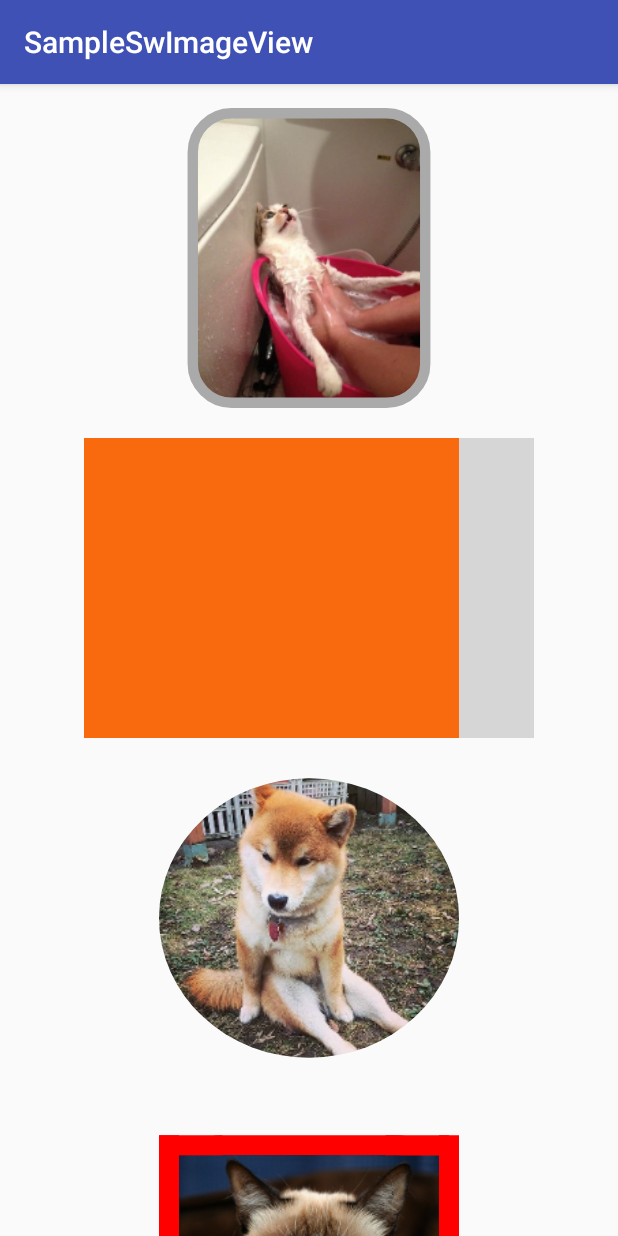
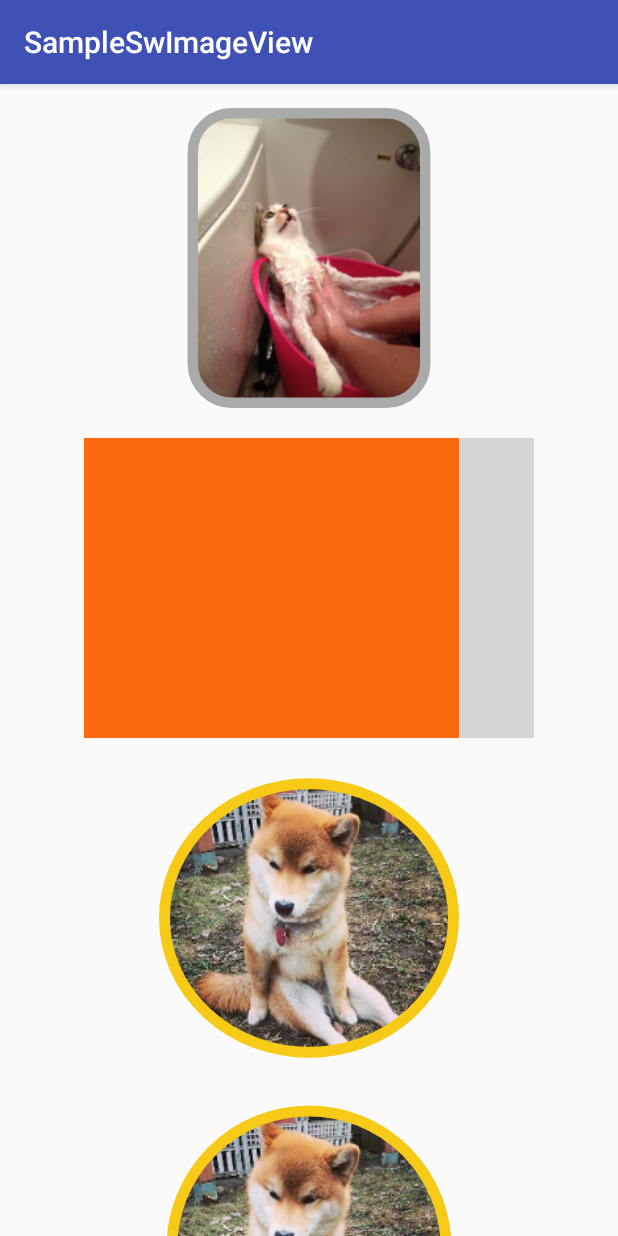
Before and after one commit to hellob5code/SwImageView, an Android app: the screen it shows after launch (SampleActivity), on a phone screen of 412 x 824 dp. Run offline under Robolectric (Android 15) with nearby library versions, the phone set to English and light mode, and no system bars; our stand-ins replace Picasso; pictures from the network do not load.

Commit message:
[Features] apply Shape type modes. it has `RECTANGLE`, `OVAL`, `CIRCLE`.

```diff
--- a/app/src/main/java/kr/swkang/sampleswimageview/SampleActivity.java
+++ b/app/src/main/java/kr/swkang/sampleswimageview/SampleActivity.java
@@ -34,7 +34,6 @@ public class SampleActivity
 
     SwImageView siv4 = (SwImageView) findViewById(R.id.siv_4);
     siv4.setImageResource(R.drawable.sample_img_3);
-    siv4.setRoundedCorner(CornerType.BOTTOM_RIGHT, 40);
     siv4.setBorderColor(Color.RED);
     siv4.setBorderWidth(15);
     siv4.setTransitionDuration(200);
--- a/app/src/main/res/layout/activity_sample.xml
+++ b/app/src/main/res/layout/activity_sample.xml
@@ -51,16 +51,33 @@
          app:siv_transition_duration="1000"/>
 
       <kr.swkang.swimageview.SwImageView
+         android:layout_width="200dp"
+         android:layout_height="200dp"
+         android:layout_marginBottom="20dp"
+         android:clickable="true"
+         android:src="@drawable/sample_img_2"
+         app:siv_border_color="#F7CA18"
+         app:siv_border_width="5dp"
+         app:siv_click_color="#80000000"
+         app:siv_click_enter_duration="100"
+         app:siv_click_exit_duration="150"
+         app:siv_enable_transition="true"
+         app:siv_shapetype="oval"
+         app:siv_transition_duration="500"/>
+
+      <kr.swkang.swimageview.SwImageView
          android:id="@+id/siv_3"
          android:layout_width="200dp"
          android:layout_height="200dp"
          android:layout_marginBottom="20dp"
          android:clickable="true"
+         app:siv_border_color="#F7CA18"
+         app:siv_border_width="5dp"
          app:siv_click_color="#80000000"
          app:siv_click_enter_duration="100"
          app:siv_click_exit_duration="150"
          app:siv_enable_transition="true"
-         app:siv_is_oval="true"
+         app:siv_shapetype="circle"
          app:siv_transition_duration="500"/>
 
       <kr.swkang.swimageview.SwImageView
--- a/swimageview/src/main/java/kr/swkang/swimageview/SwImageView.java
+++ b/swimageview/src/main/java/kr/swkang/swimageview/SwImageView.java
@@ -28,6 +28,7 @@ import kr.swkang.swimageview.utils.ArgbEvaluatorCompat;
 import kr.swkang.swimageview.utils.CornerType;
 import kr.swkang.swimageview.utils.RoundedDrawable;
 import kr.swkang.swimageview.utils.RoundedDrawableParams;
+import kr.swkang.swimageview.utils.ShapeType;
 
 /**
  * @author KangSung-Woo
@@ -102,9 +103,9 @@ public class SwImageView
         roundedDrawableParams.setBorderColorList(borderColor);
       }
 
-      // is oval image
-      final boolean isOval = a.getBoolean(R.styleable.SwImageView_siv_is_oval, false);
-      roundedDrawableParams.setOvalImage(isOval);
+      // get shape type
+      final int shapeTypeValue = a.getInt(R.styleable.SwImageView_siv_shapetype, ShapeType.RECTANGLE.getValue());
+      roundedDrawableParams.setShapeType(ShapeType.parseFromValue(shapeTypeValue));
 
       // x, y tile mode
       final int tileModeValue = a.getInt(R.styleable.SwImageView_siv_tileMode, -1);
@@ -174,7 +175,7 @@ public class SwImageView
           .setCorner(roundedDrawableParams.getCornerType(), roundedDrawableParams.getCornerRadius())
           .setBorderWidth(roundedDrawableParams.getBorderWidth())
           .setBorderColor(roundedDrawableParams.getBorderColor())
-          .setOval(roundedDrawableParams.isOval())
+          .setShapeType(roundedDrawableParams.getShapeType())
           .setTileModeX(roundedDrawableParams.getTileModeX())
           .setTileModeY(roundedDrawableParams.getTileModeY());
 
@@ -241,9 +242,9 @@ public class SwImageView
     invalidate();
   }
 
-  public void setOvalImage(boolean isOval) {
+  public void setShapeType(@NonNull ShapeType shapeType) {
     if (roundedDrawableParams != null) {
-      roundedDrawableParams.setOvalImage(isOval);
+      roundedDrawableParams.setShapeType(shapeType);
     }
     updateRoundedDrawableParameters(drawable);
     invalidate();
--- a/swimageview/src/main/java/kr/swkang/swimageview/utils/RoundedDrawable.java
+++ b/swimageview/src/main/java/kr/swkang/swimageview/utils/RoundedDrawable.java
@@ -15,7 +15,6 @@
 *
 * 참고:
 * https://github.com/vinc3m1/RoundedImageView/blob/master/roundedimageview/src/main/java/com/makeramen/roundedimageview/RoundedDrawable.java
-*
 */
 
 package kr.swkang.swimageview.utils;
@@ -67,7 +66,7 @@ public class RoundedDrawable
   private float      cornerRadius;
   private RectF rectCorners = new RectF();
 
-  private boolean             mOval        = false;
+  private ShapeType           shapeType    = ShapeType.RECTANGLE;
   private float               mBorderWidth = 0;
   private ColorStateList      mBorderColor = ColorStateList.valueOf(DEFAULT_BORDER_COLOR);
   private ImageView.ScaleType mScaleType   = ImageView.ScaleType.FIT_CENTER;
@@ -283,13 +282,19 @@ public class RoundedDrawable
       mRebuildShader = false;
     }
 
-    if (mOval) {
+    if (shapeType == ShapeType.OVAL) {
+      canvas.drawOval(mDrawableRect, mBitmapPaint);
       if (mBorderWidth > 0) {
-        canvas.drawOval(mDrawableRect, mBitmapPaint);
         canvas.drawOval(mBorderRect, mBorderPaint);
       }
-      else {
-        canvas.drawOval(mDrawableRect, mBitmapPaint);
+    }
+
+    else if (shapeType == ShapeType.CIRCLE) {
+      final float minSizeToRadius = (Math.min(mDrawableRect.right, mDrawableRect.bottom) / 2);
+      canvas.drawCircle(mDrawableRect.centerX(), mDrawableRect.centerY(), minSizeToRadius, mBitmapPaint);
+      if (mBorderWidth > 0) {
+        final float minBorderSizeToRadius = (Math.min(mBorderRect.right, mBorderRect.bottom) / 2);
+        canvas.drawCircle(mBorderRect.centerX(), mBorderRect.centerY(), minBorderSizeToRadius, mBorderPaint);
       }
     }
 
@@ -651,12 +656,8 @@ public class RoundedDrawable
     return mBorderColor;
   }
 
-  public boolean isOval() {
-    return mOval;
-  }
-
-  public RoundedDrawable setOval(boolean oval) {
-    mOval = oval;
+  public RoundedDrawable setShapeType(ShapeType shapeType) {
+    this.shapeType = shapeType;
     return this;
   }
 
--- a/swimageview/src/main/java/kr/swkang/swimageview/utils/RoundedDrawableParams.java
+++ b/swimageview/src/main/java/kr/swkang/swimageview/utils/RoundedDrawableParams.java
@@ -27,7 +27,7 @@ public class RoundedDrawableParams {
   @FloatRange(from = 0f)
   private float               borderWidth;
   private ColorStateList      borderColor;
-  private boolean             isOval;
+  private ShapeType           shapeType;
   private Shader.TileMode     tileModeX;
   private Shader.TileMode     tileModeY;
   private ColorStateList      clickHighlightingColor;
@@ -41,7 +41,7 @@ public class RoundedDrawableParams {
     this.cornerType = CornerType.NONE;
     this.borderWidth = DEFAULT_BORDER_WIDTH;
     this.borderColor = ColorStateList.valueOf(DEFAULT_BORDER_COLOR);
-    this.isOval = false;
+    this.shapeType = ShapeType.RECTANGLE;
     this.tileModeX = Shader.TileMode.CLAMP;
     this.tileModeY = Shader.TileMode.CLAMP;
     this.clickHighlightingColor = ColorStateList.valueOf(DEFAULT_DIMM_COLOR);
@@ -54,8 +54,8 @@ public class RoundedDrawableParams {
     return this;
   }
 
-  public RoundedDrawableParams setOvalImage(boolean isOval) {
-    this.isOval = isOval;
+  public RoundedDrawableParams setShapeType(@NonNull ShapeType shapeType) {
+    this.shapeType = shapeType;
     return this;
   }
 
@@ -115,10 +115,6 @@ public class RoundedDrawableParams {
     return this;
   }
 
-  public boolean isOval() {
-    return isOval;
-  }
-
   public Shader.TileMode getTileModeX() {
     return tileModeX;
   }
@@ -162,4 +158,7 @@ public class RoundedDrawableParams {
     return cornerType;
   }
 
+  public ShapeType getShapeType() {
+    return shapeType;
+  }
 }
--- /dev/null
+++ b/swimageview/src/main/java/kr/swkang/swimageview/utils/ShapeType.java
@@ -0,0 +1,32 @@
+package kr.swkang.swimageview.utils;
+
+/**
+ * @author KangSung-Woo
+ * @since 2016/08/08
+ */
+public enum ShapeType {
+  RECTANGLE(0),
+  OVAL(1),
+  CIRCLE(2);
+
+  int value;
+
+  ShapeType(int v) {
+    this.value = v;
+  }
+
+  public int getValue() {
+    return value;
+  }
+
+  public static ShapeType parseFromValue(int v) {
+    switch (v) {
+      case 1:
+        return OVAL;
+      case 2:
+        return CIRCLE;
+      default:
+        return RECTANGLE;
+    }
+  }
+}
--- a/swimageview/src/main/res/values/attrs.xml
+++ b/swimageview/src/main/res/values/attrs.xml
@@ -28,21 +28,19 @@
       <attr name="siv_border_width" format="dimension"/>
       <attr name="siv_border_color" format="reference|color"/>
 
-      <attr name="siv_is_oval" format="boolean"/>
-
-      <attr name="siv_tileMode">
+      <attr name="siv_tileMode" format="enum">
          <enum name="clamp" value="0"/>
          <enum name="repeat" value="1"/>
          <enum name="mirror" value="2"/>
       </attr>
 
-      <attr name="siv_tileMode_x">
+      <attr name="siv_tileMode_x" format="enum">
          <enum name="clamp" value="0"/>
          <enum name="repeat" value="1"/>
          <enum name="mirror" value="2"/>
       </attr>
 
-      <attr name="siv_tileMode_y">
+      <attr name="siv_tileMode_y" format="enum">
          <enum name="clamp" value="0"/>
          <enum name="repeat" value="1"/>
          <enum name="mirror" value="2"/>
@@ -55,6 +53,12 @@
 
       <attr name="android:scaleType"/>
 
+      <attr name="siv_shapetype" format="enum">
+         <enum name="rectangle" value="0"/>
+         <enum name="oval" value="1"/>
+         <enum name="circle" value="2"/>
+      </attr>
+
    </declare-styleable>
 
 </resources>
```
